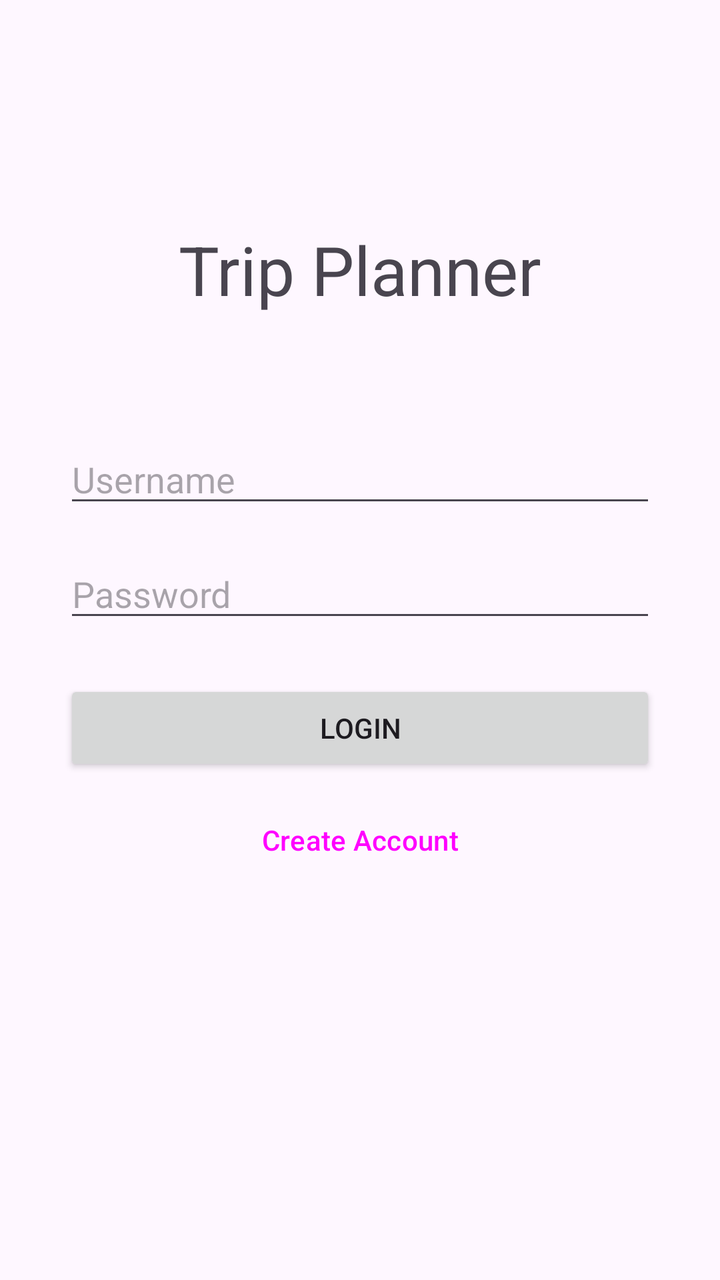
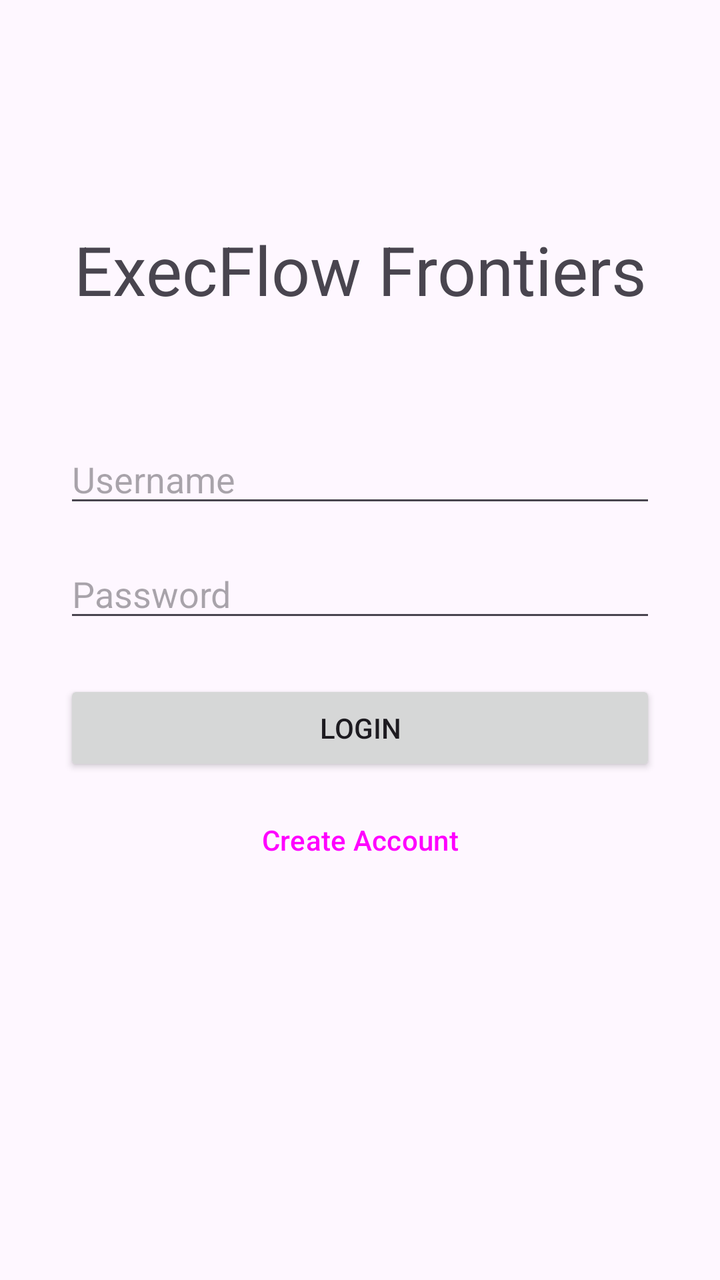

An Android layout rendered at two revisions. The XML below is the earlier revision; the diff shows what the commit changed to produce the second picture.
<!-- AndroidManifest.xml: application theme Theme.D424TripPlanner -->
<!-- res/layout/activity_login.xml -->
<?xml version="1.0" encoding="utf-8"?>
<androidx.constraintlayout.widget.ConstraintLayout xmlns:android="http://schemas.android.com/apk/res/android"
    xmlns:app="http://schemas.android.com/apk/res-auto"
    xmlns:tools="http://schemas.android.com/tools"
    android:id="@+id/main"
    android:layout_width="match_parent"
    android:layout_height="match_parent"
    android:padding="32dp"
    tools:context=".UI.LoginActivity">

    <TextView
        android:id="@+id/loginTitle"
        android:layout_width="wrap_content"
        android:layout_height="wrap_content"
        android:layout_marginTop="80dp"
        android:text="Trip Planner"
        android:textSize="34sp"
        app:layout_constraintEnd_toEndOf="parent"
        app:layout_constraintStart_toStartOf="parent"
        app:layout_constraintTop_toTopOf="parent" />

    <EditText
        android:id="@+id/editUsername"
        android:layout_width="0dp"
        android:layout_height="wrap_content"
        android:layout_marginTop="60dp"
        android:hint="Username"
        android:inputType="text"
        app:layout_constraintEnd_toEndOf="parent"
        app:layout_constraintStart_toStartOf="parent"
        app:layout_constraintTop_toBottomOf="@id/loginTitle" />

    <EditText
        android:id="@+id/editPassword"
        android:layout_width="0dp"
        android:layout_height="wrap_content"
        android:layout_marginTop="16dp"
        android:hint="Password"
        android:inputType="textPassword"
        app:layout_constraintEnd_toEndOf="parent"
        app:layout_constraintStart_toStartOf="parent"
        app:layout_constraintTop_toBottomOf="@id/editUsername" />

    <Button
        android:id="@+id/buttonLogin"
        android:layout_width="0dp"
        android:layout_height="wrap_content"
        android:layout_marginTop="24dp"
        android:text="Login"
        app:layout_constraintEnd_toEndOf="parent"
        app:layout_constraintStart_toStartOf="parent"
        app:layout_constraintTop_toBottomOf="@id/editPassword" />

    <Button
        android:id="@+id/buttonRegister"
        style="@style/Widget.Material3.Button.TextButton"
        android:layout_width="0dp"
        android:layout_height="wrap_content"
        android:layout_marginTop="8dp"
        android:text="Create Account"
        app:layout_constraintEnd_toEndOf="parent"
        app:layout_constraintStart_toStartOf="parent"
        app:layout_constraintTop_toBottomOf="@id/buttonLogin" />

</androidx.constraintlayout.widget.ConstraintLayout>
<!-- resources referenced by this layout -->
<resources>
  <style name="Theme.D424TripPlanner" parent="Base.Theme.D424TripPlanner" />
  <style name="Base.Theme.D424TripPlanner" parent="Theme.Material3.DayNight">
          
      </style>
</resources>

<!-- the commit's change to res/layout/activity_login.xml (unified diff, before → after) -->
@@ -13,7 +13,7 @@
         android:layout_width="wrap_content"
         android:layout_height="wrap_content"
         android:layout_marginTop="80dp"
-        android:text="Trip Planner"
+        android:text="ExecFlow Frontiers"
         android:textSize="34sp"
         app:layout_constraintEnd_toEndOf="parent"
         app:layout_constraintStart_toStartOf="parent"
